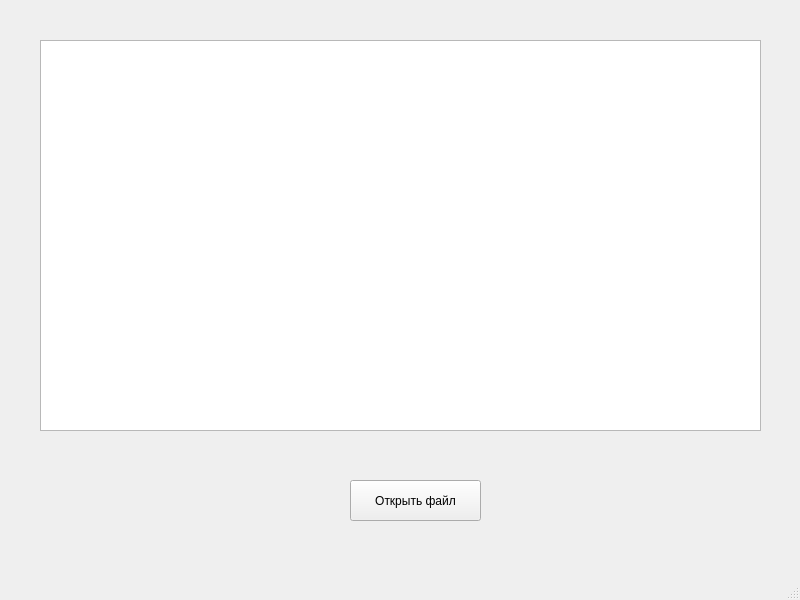
Qt form mainwindow.ui (Aluhug/221-329_Chegodaev_crypto-exam) before a commit.
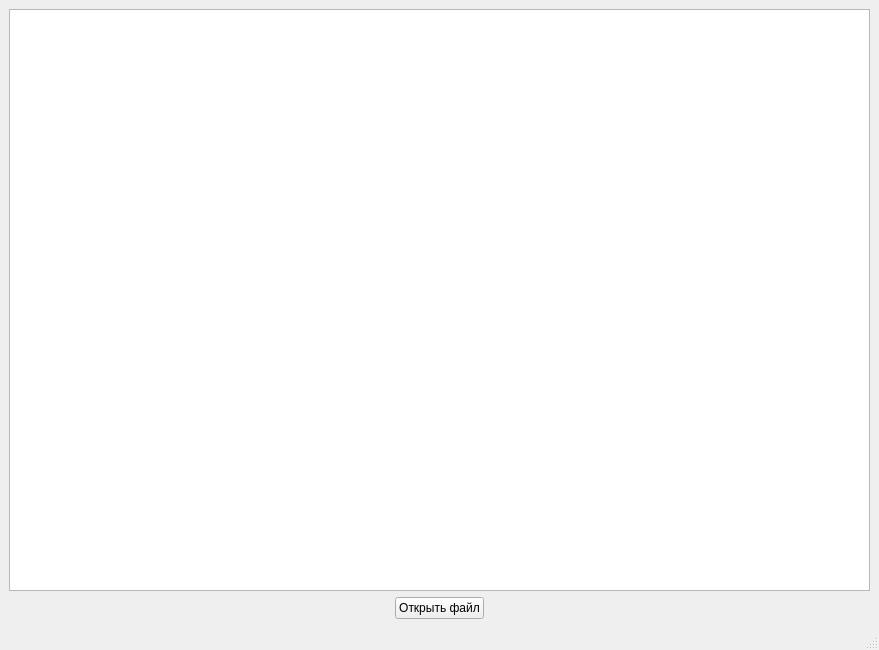
The same form after that commit.

Commit message: hash work, added JSON file for  check,added adaptive

```diff
--- a/mainwindow.ui
+++ b/mainwindow.ui
@@ -6,37 +6,56 @@
    <rect>
     <x>0</x>
     <y>0</y>
-    <width>800</width>
-    <height>600</height>
+    <width>879</width>
+    <height>650</height>
    </rect>
   </property>
   <property name="windowTitle">
    <string>MainWindow</string>
   </property>
   <widget class="QWidget" name="centralwidget">
-   <widget class="QListWidget" name="listWidget">
-    <property name="geometry">
-     <rect>
-      <x>40</x>
-      <y>40</y>
-      <width>721</width>
-      <height>391</height>
-     </rect>
-    </property>
-   </widget>
-   <widget class="QPushButton" name="openButton">
-    <property name="geometry">
-     <rect>
-      <x>350</x>
-      <y>480</y>
-      <width>131</width>
-      <height>41</height>
-     </rect>
-    </property>
-    <property name="text">
-     <string>Открыть файл</string>
-    </property>
-   </widget>
+   <layout class="QVBoxLayout" name="verticalLayout">
+    <item>
+     <widget class="QListWidget" name="listWidget"/>
+    </item>
+    <item>
+     <layout class="QHBoxLayout" name="horizontalLayout">
+      <item>
+       <spacer name="horizontalSpacer_2">
+        <property name="orientation">
+         <enum>Qt::Horizontal</enum>
+        </property>
+        <property name="sizeHint" stdset="0">
+         <size>
+          <width>40</width>
+          <height>20</height>
+         </size>
+        </property>
+       </spacer>
+      </item>
+      <item>
+       <widget class="QPushButton" name="openButton">
+        <property name="text">
+         <string>Открыть файл</string>
+        </property>
+       </widget>
+      </item>
+      <item>
+       <spacer name="horizontalSpacer">
+        <property name="orientation">
+         <enum>Qt::Horizontal</enum>
+        </property>
+        <property name="sizeHint" stdset="0">
+         <size>
+          <width>40</width>
+          <height>20</height>
+         </size>
+        </property>
+       </spacer>
+      </item>
+     </layout>
+    </item>
+   </layout>
   </widget>
   <widget class="QMenuBar" name="menubar">
    <property name="geometry">
```
Left out of the diff: 2 changed lines with no effect on the pictures. The commit also changes 2 other files.
